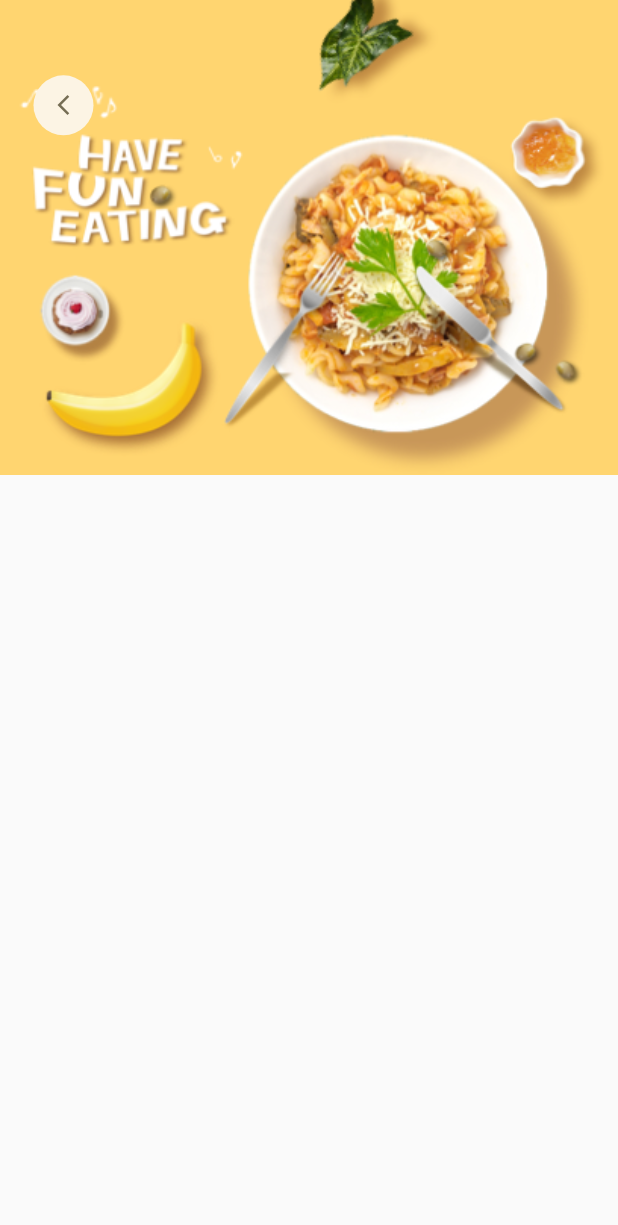
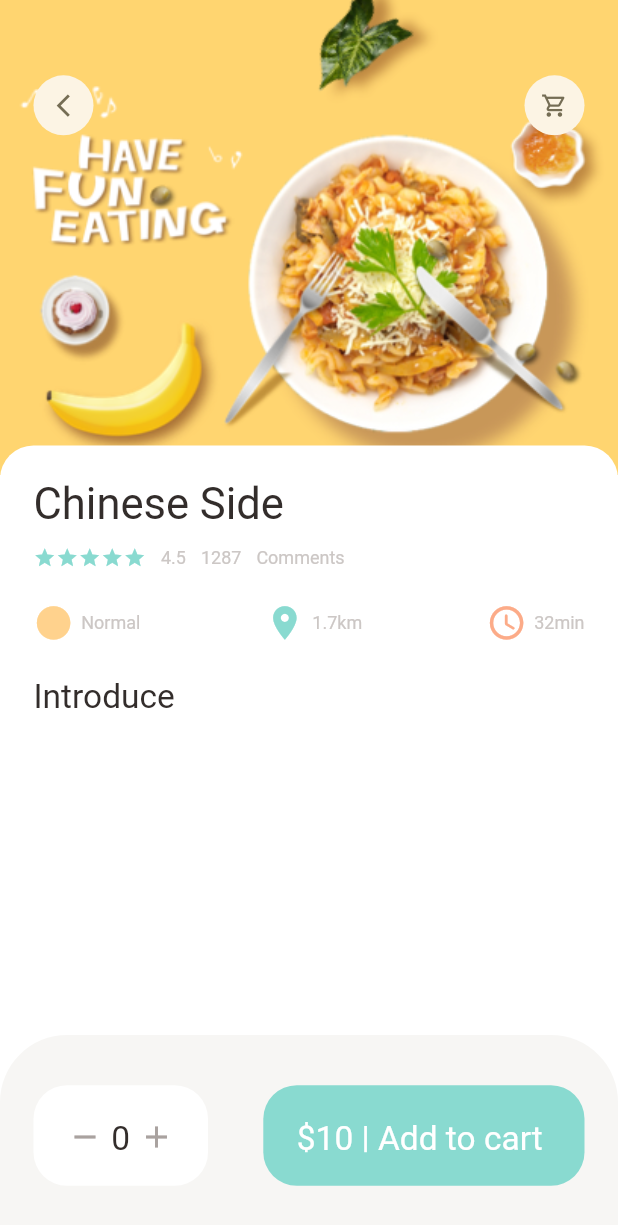
Before and after one commit to Aasimbhat/Food_delivery_app, a Flutter app: the screen it shows after launch, on a phone screen of 412 x 824 dp. Shown: the top 1225 px of the screen. Run offline on Flutter 3.47's test engine with Material 2 defaults, Android fonts, the phone set to English and light mode, and no system bars; our stand-ins replace dots_indicator, get.

Commit message:
Made the app responsive and other changes

```diff
--- a/lib/pages/food/popular_food_detial.dart
+++ b/lib/pages/food/popular_food_detial.dart
@@ -1,44 +1,129 @@
 import 'package:flutter/material.dart';
+import 'package:food_delivery_app/utils/colors.dart';
 import 'package:food_delivery_app/utils/dimenstions.dart';
+import 'package:food_delivery_app/widgets/app_column.dart';
 import 'package:food_delivery_app/widgets/app_icon.dart';
+import 'package:food_delivery_app/widgets/big_text.dart';
+import 'package:food_delivery_app/widgets/icon_and_text_widget.dart';
+import 'package:food_delivery_app/widgets/small_text.dart';
 
 class PopularFoodDetail extends StatelessWidget {
-
   @override
   Widget build(BuildContext context) {
     return Scaffold(
+        backgroundColor: Colors.white,
         body: Stack(
           children: [
             Positioned(
                 left: 0,
                 right: 0,
-
-            child:
-             Container(
+                child: Container(
                   width: double.maxFinite,
                   height: Dimensions.popularFoodImgSize,
                   decoration: BoxDecoration(
                       image: DecorationImage(
                           fit: BoxFit.cover,
-                  image:AssetImage(
-                    "assets/image/food0.png"
-                  ) )
-              ),
-
-          )
-          ),
+                          image: AssetImage("assets/image/food0.png"))),
+                )),
             Positioned(
                 top: Dimensions.height45,
                 left: Dimensions.width20,
                 right: Dimensions.width20,
                 child: Row(
+                  mainAxisAlignment: MainAxisAlignment.spaceBetween,
                   children: [
-                 AppIcon(icon: Icons.arrow_back_ios_new)
+                    AppIcon(icon: Icons.arrow_back_ios_new),
+                    AppIcon(icon: Icons.shopping_cart_outlined),
                   ],
-            )
+                )),
+            Positioned(
+                left: 0,
+                right: 0,
+                bottom: 0,
+                top: Dimensions.popularFoodImgSize - 20,
+                child: Container(
+                    padding: EdgeInsets.only(
+                        left: Dimensions.width20,
+                        right: Dimensions.width20,
+                        top: Dimensions.height20),
+                    decoration: BoxDecoration(
+                        borderRadius: BorderRadius.only(
+                            topRight: Radius.circular(Dimensions.radius20),
+                            topLeft: Radius.circular(Dimensions.radius20)),
+                        color: Colors.white),
+                    child: Column(
+                      crossAxisAlignment: CrossAxisAlignment.start,
+                      children: [
+                        AppColumn(
+                          text: "Chinese Side",
+                        ),
+                        SizedBox(height: Dimensions.height20),
+                        BigText(text: "Introduce")
+                      ],
+                    )))
+          ],
+        ),
+        bottomNavigationBar: Container(
+          padding: EdgeInsets.only(
+              top: Dimensions.height30,
+              bottom: Dimensions.height30,
+              left: Dimensions.width20,
+              right: Dimensions.width20),
+          height: Dimensions.bottomHeightbar,
+          decoration: BoxDecoration(
+            color: AppColors.buttonBackgroundColor,
+            borderRadius: BorderRadius.only(
+                topLeft: Radius.circular(Dimensions.width20 * 2),
+                topRight: Radius.circular(Dimensions.width20 * 2)),
+          ),
+          child: Row(
+            mainAxisAlignment: MainAxisAlignment.spaceBetween,
+            children: [
+              Container(
+                padding: EdgeInsets.only(
+                    top: Dimensions.height20,
+                    bottom: Dimensions.height20,
+                    left: Dimensions.width20,
+                    right: Dimensions.width20),
+                decoration: BoxDecoration(
+                    borderRadius: BorderRadius.circular(Dimensions.radius20),
+                    color: Colors.white),
+                child: Row(
+                  children: [
+                    Icon(
+                      Icons.remove,
+                      color: AppColors.signColor,
+                    ),
+                    SizedBox(
+                      width: Dimensions.width10 / 2,
+                    ),
+                    BigText(text: "0"),
+                    SizedBox(
+                      width: Dimensions.width10 / 2,
+                    ),
+                    Icon(
+                      Icons.add,
+                      color: AppColors.signColor,
+                    ),
+                  ],
+                ),
+              ),
+              Container(
+                padding: EdgeInsets.only(
+                    top: Dimensions.height20,
+                    bottom: Dimensions.height20,
+                    left: Dimensions.width20,
+                    right: Dimensions.width20),
+                decoration: BoxDecoration(
+                    borderRadius: BorderRadius.circular(Dimensions.radius20),
+                    color: AppColors.mainColor),
+                child: BigText(
+                  text: "\$10 | Add to cart ",
+                  color: Colors.white,
+                ),
               )
             ],
           ),
-    );
+        ));
   }
 }
--- a/lib/pages/home/food_page_body.dart
+++ b/lib/pages/home/food_page_body.dart
@@ -2,6 +2,7 @@ import 'package:dots_indicator/dots_indicator.dart';
 import 'package:flutter/material.dart';
 import 'package:food_delivery_app/utils/colors.dart';
 import 'package:food_delivery_app/utils/dimenstions.dart';
+import 'package:food_delivery_app/widgets/app_column.dart';
 import 'package:food_delivery_app/widgets/big_text.dart';
 import 'package:food_delivery_app/widgets/icon_and_text_widget.dart';
 import 'package:food_delivery_app/widgets/small_text.dart';
@@ -252,53 +253,7 @@ class _FoodPageBodyState extends State<FoodPageBody> {
             child: Container(
               padding: EdgeInsets.only(
                   top: Dimensions.height15, left: 15, right: 30),
-              child: Column(
-                crossAxisAlignment: CrossAxisAlignment.start,
-                children: [
-                  BigText(text: "Chinese Side"),
-                  SizedBox(
-                    height: Dimensions.height10,
-                  ),
-                  Row(
-                    children: [
-                      Wrap(
-                          children: List.generate(
-                              5,
-                              (index) => Icon(
-                                    Icons.star,
-                                    color: AppColors.mainColor,
-                                    size: 15,
-                                  ))),
-                      SizedBox(width: 10),
-                      SmallText(text: "4.5"),
-                      SizedBox(width: 10),
-                      SmallText(text: "1287"),
-                      SizedBox(width: 10),
-                      SmallText(text: "Comments")
-                    ],
-                  ),
-                  SizedBox(height: Dimensions.height20),
-                  Row(
-                    mainAxisAlignment: MainAxisAlignment.spaceBetween,
-                    children: [
-                      IconAndTextWidget(
-                          icon: Icons.circle_sharp,
-                          text: "Normal",
-                          iconColor: AppColors.iconColor1),
-                      SizedBox(width: 10),
-                      IconAndTextWidget(
-                          icon: Icons.location_on,
-                          text: "1.7km",
-                          iconColor: AppColors.mainColor),
-                      SizedBox(width: 10),
-                      IconAndTextWidget(
-                          icon: Icons.access_time_rounded,
-                          text: "32min",
-                          iconColor: AppColors.iconColor2),
-                    ],
-                  )
-                ],
-              ),
+              child:AppColumn(text: "Chinease Side",),
             ),
           ),
         ),
--- a/lib/utils/dimenstions.dart
+++ b/lib/utils/dimenstions.dart
@@ -19,9 +19,9 @@ class Dimensions{
   static double width15=screenHeight/49.2;
   static double width30=screenHeight/24.6;
 
-
-
-  static double font20=screenHeight/36.9;
+  //font size
+static double font26=screenHeight/28.38;
+static double font20=screenHeight/36.9;
 
 //radius
   static double radius20=screenHeight/36.9;
@@ -30,6 +30,7 @@ class Dimensions{
 
 //icon size
  static double iconSize24=screenHeight/30.75;
+ static double iconSize16=screenHeight/46.125;
 
  //list view size
  //width 392
@@ -38,4 +39,8 @@ class Dimensions{
 //pop food
   static double popularFoodImgSize=screenWidth/1.30;
 
+  //bottom height
+    static double bottomHeightbar=screenHeight/6.15;
+
+
 }
--- /dev/null
+++ b/lib/widgets/app_column.dart
@@ -0,0 +1,65 @@
+import 'package:flutter/material.dart';
+import 'package:food_delivery_app/utils/colors.dart';
+import 'package:food_delivery_app/utils/dimenstions.dart';
+import 'package:food_delivery_app/widgets/icon_and_text_widget.dart';
+import 'package:food_delivery_app/widgets/small_text.dart';
+
+import 'big_text.dart';
+
+class AppColumn extends StatelessWidget {
+   final String text;
+
+  const AppColumn({Key? key,required this.text}) : super(key: key);
+  @override
+  Widget build(BuildContext context) {
+    return Column(
+                crossAxisAlignment: CrossAxisAlignment.start,
+                children: [
+                  BigText(text: text,size: Dimensions.font26,),
+                  SizedBox(
+                    height: Dimensions.height10,
+                  ),
+                  Row(
+                    children: [
+                      Wrap(
+                          children: List.generate(
+                              5,
+                              (index) => Icon(
+                                    Icons.star,
+                                    color: AppColors.mainColor,
+                                    size: 15,
+                                  )
+                                  )
+                                  ),
+                      SizedBox(width: 10),
+                      SmallText(text: "4.5"),
+                      SizedBox(width: 10),
+                      SmallText(text: "1287"),
+                      SizedBox(width: 10),
+                      SmallText(text: "Comments")
+                    ],
+                  ),
+                  SizedBox(height: Dimensions.height20),
+                  Row(
+                    mainAxisAlignment: MainAxisAlignment.spaceBetween,
+                    children: [
+                      IconAndTextWidget(
+                          icon: Icons.circle_sharp,
+                          text: "Normal",
+                          iconColor: AppColors.iconColor1),
+                      SizedBox(width: 10),
+                      IconAndTextWidget(
+                          icon: Icons.location_on,
+                          text: "1.7km",
+                          iconColor: AppColors.mainColor),
+                      SizedBox(width: 10),
+                      IconAndTextWidget(
+                          icon: Icons.access_time_rounded,
+                          text: "32min",
+                          iconColor: AppColors.iconColor2),
+                    ],
+                  )
+                ],
+              );
+  }
+}
--- a/lib/widgets/app_icon.dart
+++ b/lib/widgets/app_icon.dart
@@ -1,4 +1,5 @@
 import 'package:flutter/material.dart';
+import 'package:food_delivery_app/utils/dimenstions.dart';
 
 class AppIcon extends StatelessWidget {
   final IconData icon;
@@ -21,7 +22,7 @@ class AppIcon extends StatelessWidget {
       ),
       child: Icon(
         icon,color: iconColor,
-        size: 16,
+        size: Dimensions.iconSize16,
       ),
     );
   }
```
Lines whose indentation alone changed are shown as unchanged.
